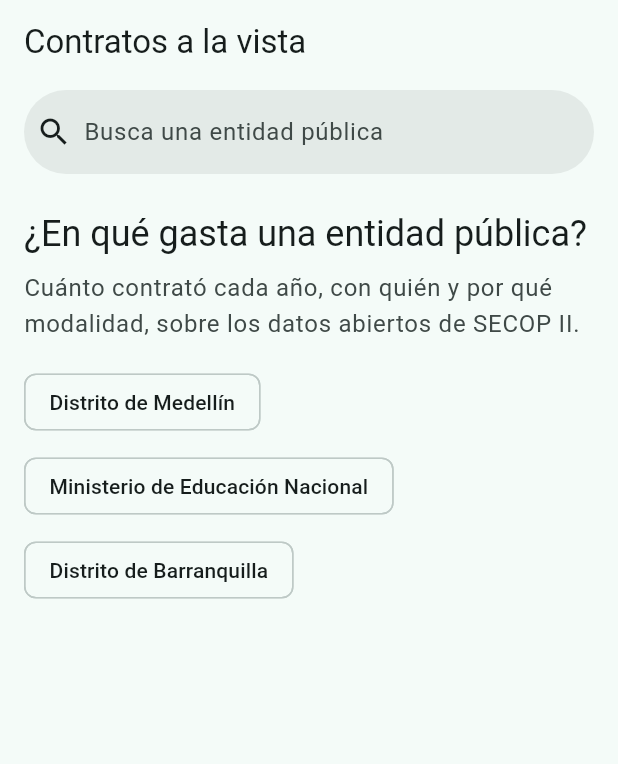
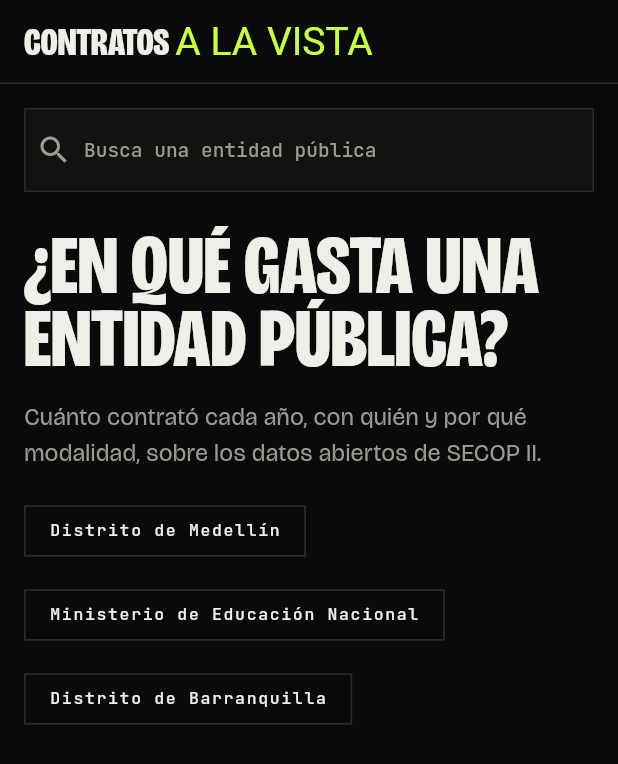
Before and after one commit to 0103juan/secop-mobile, a Flutter app: the screen it shows after launch, on a phone screen of 412 x 824 dp. Shown: the top 764 px of the screen. Run offline on Flutter 3.47's test engine with Material 3 defaults, Android fonts, the phone set to English and light mode, and no system bars.

Commit message:
Redesign: dark theme shared with the web dashboard, bundled fonts

```diff
--- /dev/null
+++ b/lib/theme.dart
@@ -0,0 +1,81 @@
+import 'package:flutter/material.dart';
+
+// One dark theme, shared with the web dashboard: near-black, bone white, one loud accent, no rounded corners.
+const ink = Color(0xFF0A0A0A);
+const coal = Color(0xFF121211);
+const line = Color(0xFF2B2B28);
+const bone = Color(0xFFEFEFE9);
+const ash = Color(0xFF9B9B93);
+const volt = Color(0xFFC8FF3E);
+const warn = Color(0xFFFF7A45);
+
+const _outlined = RoundedRectangleBorder(side: BorderSide(color: line));
+
+/// Condensed and heavy: the voice of every headline and figure. Callers set the size.
+const display = TextStyle(
+  fontFamily: 'Bricolage',
+  fontVariations: [FontVariation('wdth', 75), FontVariation('wght', 800)],
+  height: 0.95,
+  letterSpacing: 0,
+  color: bone,
+);
+
+/// Small technical labels and figures.
+const label = TextStyle(
+  fontFamily: 'JetBrainsMono',
+  fontVariations: [FontVariation('wght', 500)],
+  fontSize: 11,
+  letterSpacing: 1.1,
+  color: ash,
+);
+
+final appTheme = ThemeData(
+  brightness: Brightness.dark,
+  fontFamily: 'Bricolage',
+  scaffoldBackgroundColor: ink,
+  colorScheme: const ColorScheme.dark(
+    primary: volt,
+    onPrimary: ink,
+    secondary: volt,
+    onSecondary: ink,
+    surface: ink,
+    onSurface: bone,
+    onSurfaceVariant: ash,
+    outline: line,
+    outlineVariant: line,
+    error: warn,
+  ),
+  appBarTheme: const AppBarTheme(
+    backgroundColor: ink,
+    foregroundColor: bone,
+    surfaceTintColor: Colors.transparent,
+    scrolledUnderElevation: 0,
+    shape: Border(bottom: BorderSide(color: line)),
+  ),
+  cardTheme: const CardThemeData(color: coal, elevation: 0, margin: EdgeInsets.zero, shape: _outlined),
+  chipTheme: ChipThemeData(
+    shape: _outlined,
+    side: const BorderSide(color: line),
+    backgroundColor: ink,
+    selectedColor: volt,
+    showCheckmark: false,
+    labelStyle: label.copyWith(color: bone),
+  ),
+  searchBarTheme: SearchBarThemeData(
+    elevation: const WidgetStatePropertyAll(0),
+    backgroundColor: const WidgetStatePropertyAll(coal),
+    shape: const WidgetStatePropertyAll(_outlined),
+    hintStyle: WidgetStatePropertyAll(label.copyWith(fontSize: 13, letterSpacing: 0)),
+  ),
+  outlinedButtonTheme: OutlinedButtonThemeData(
+    style: OutlinedButton.styleFrom(
+      foregroundColor: bone,
+      shape: const RoundedRectangleBorder(),
+      side: const BorderSide(color: line),
+      padding: const EdgeInsets.symmetric(vertical: 16),
+      textStyle: label,
+    ),
+  ),
+  listTileTheme: const ListTileThemeData(shape: Border(bottom: BorderSide(color: line))),
+  progressIndicatorTheme: const ProgressIndicatorThemeData(color: volt, linearTrackColor: line),
+);
```
Also changed, not shown: fonts/OFL-BricolageGrotesque.txt (added, +93 -0 lines), fonts/OFL-JetBrainsMono.txt (added, +93 -0 lines), lib/main.dart (+58 -42 lines), pubspec.yaml (+9 -0 lines), fonts/BricolageGrotesque.ttf (added), fonts/JetBrainsMono.ttf (added), 2 other files.
